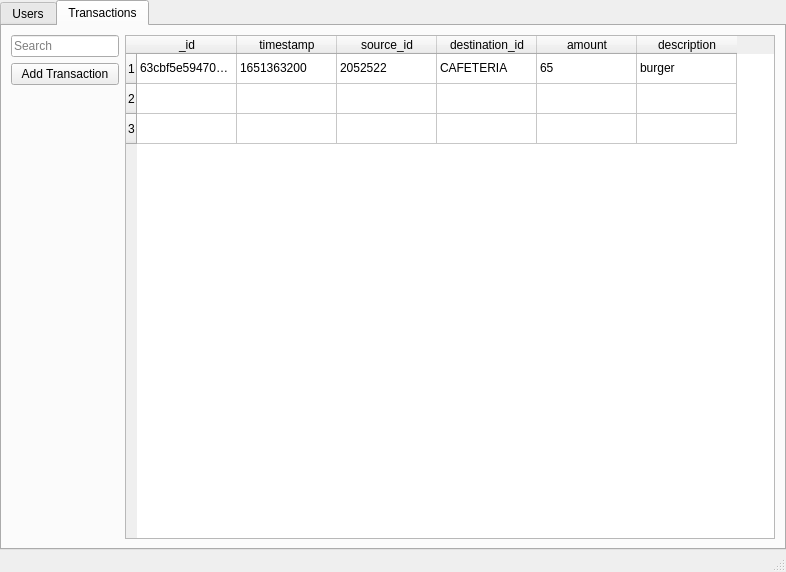
This is qt/admin.ui in 1icolo/AUPay as Qt 5 draws it before an edit. The edited form follows.
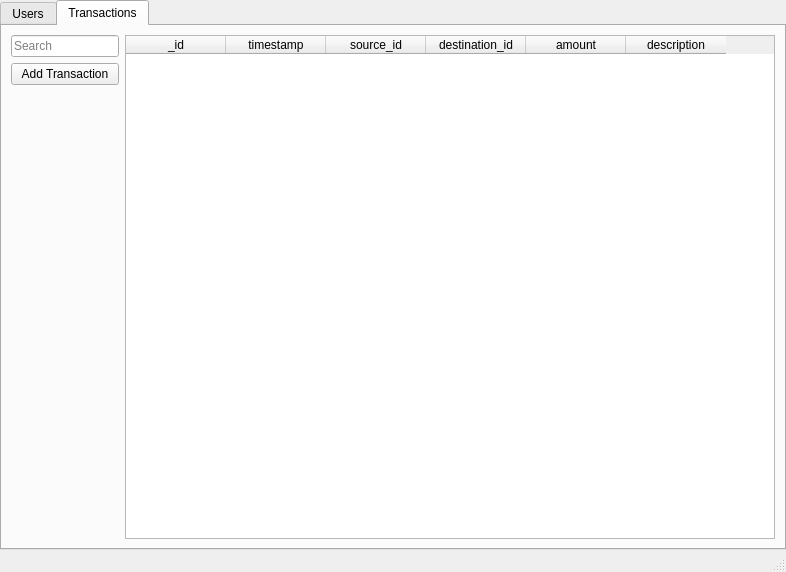
This is the edited form. The open tabs and pages were chosen to show the change. Icons and pictures are not drawn.

```diff
--- a/qt/admin.ui
+++ b/qt/admin.ui
@@ -187,21 +187,6 @@
         </item>
         <item>
          <widget class="QTableWidget" name="transactionsTable">
-          <row>
-           <property name="text">
-            <string>1</string>
-           </property>
-          </row>
-          <row>
-           <property name="text">
-            <string>2</string>
-           </property>
-          </row>
-          <row>
-           <property name="text">
-            <string>3</string>
-           </property>
-          </row>
           <column>
            <property name="text">
             <string>_id</string>
@@ -232,36 +217,6 @@
             <string>description</string>
            </property>
           </column>
-          <item row="0" column="0">
-           <property name="text">
-            <string>63cbf5e5947050d54c2ce880</string>
-           </property>
-          </item>
-          <item row="0" column="1">
-           <property name="text">
-            <string>1651363200</string>
-           </property>
-          </item>
-          <item row="0" column="2">
-           <property name="text">
-            <string>2052522</string>
-           </property>
-          </item>
-          <item row="0" column="3">
-           <property name="text">
-            <string>CAFETERIA</string>
-           </property>
-          </item>
-          <item row="0" column="4">
-           <property name="text">
-            <string>65</string>
-           </property>
-          </item>
-          <item row="0" column="5">
-           <property name="text">
-            <string>burger</string>
-           </property>
-          </item>
          </widget>
         </item>
        </layout>
```
